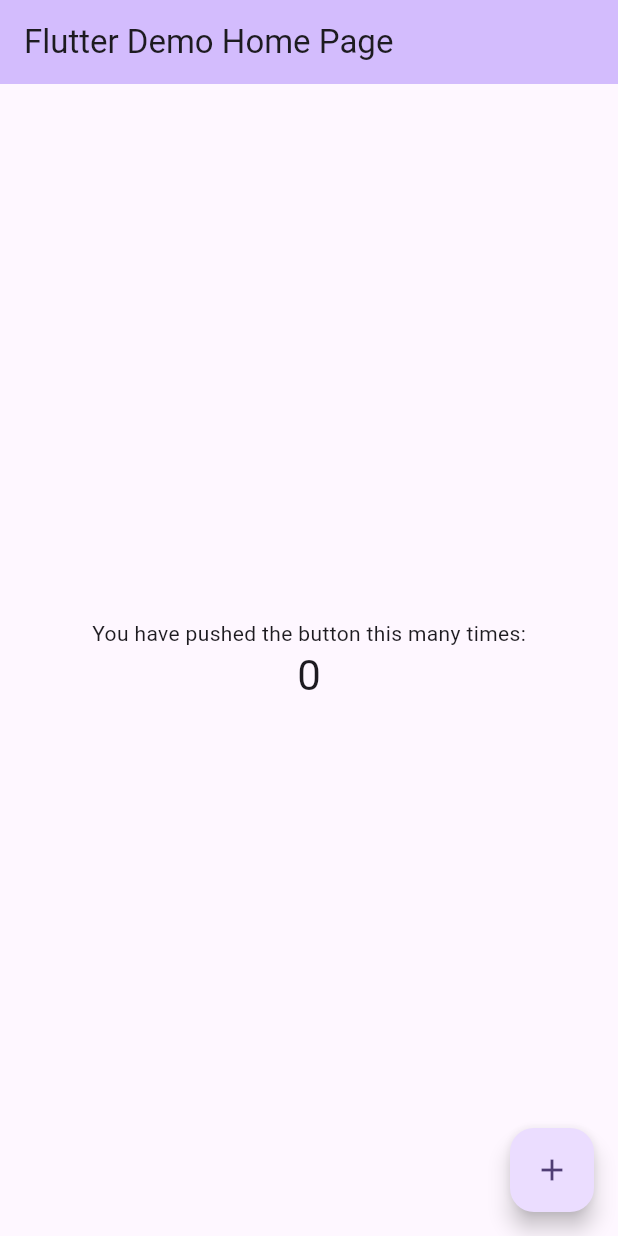
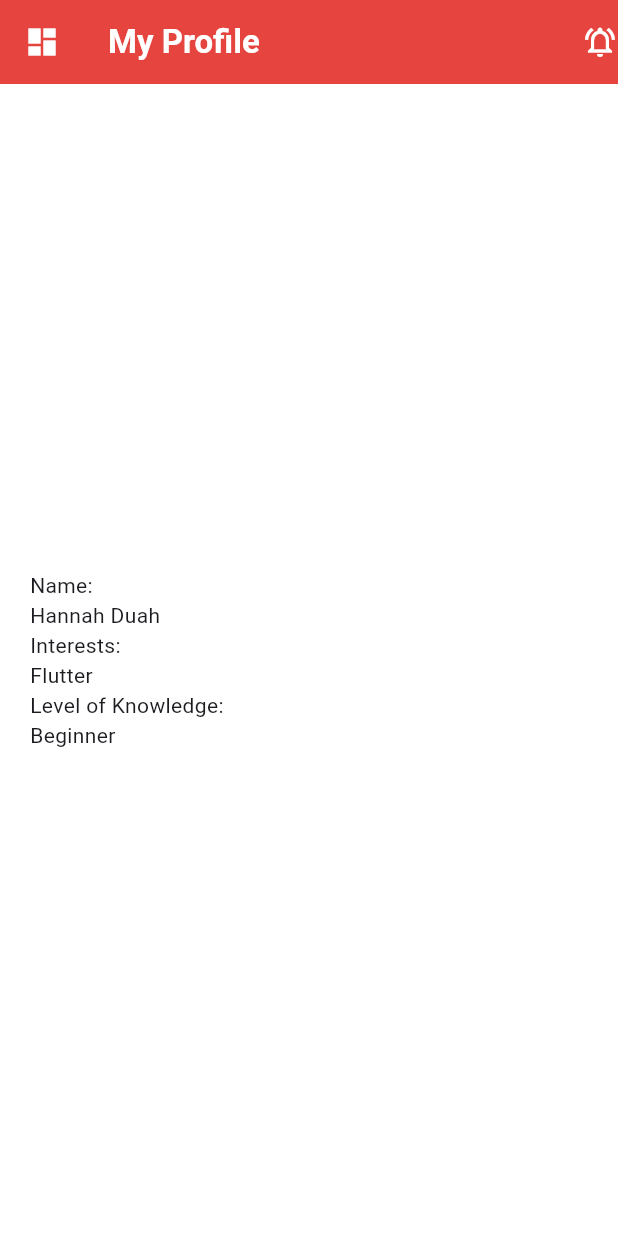
Before and after one commit to handuah/arc_tutorial_app, a Flutter app: the screen it shows after launch, on a phone screen of 412 x 824 dp. Run offline on Flutter 3.47's test engine with Material 3 defaults, Android fonts, the phone set to English and light mode, and no system bars.

Commit message:
column start

```diff
--- a/lib/main.dart
+++ b/lib/main.dart
@@ -12,6 +12,7 @@ class MyApp extends StatelessWidget {
   Widget build(BuildContext context) {
     return MaterialApp(
       title: 'Flutter Demo',
+      debugShowCheckedModeBanner: false,
       theme: ThemeData(
         // This is the theme of your application.
         //
@@ -31,95 +32,60 @@ class MyApp extends StatelessWidget {
         colorScheme: ColorScheme.fromSeed(seedColor: Colors.deepPurple),
         useMaterial3: true,
       ),
-      home: const MyHomePage(title: 'Flutter Demo Home Page'),
+      home: const MyBio(),
     );
   }
 }
 
-class MyHomePage extends StatefulWidget {
-  const MyHomePage({super.key, required this.title});
+// CREATE MYBIO CLASS / WIDGET
 
-  // This widget is the home page of your application. It is stateful, meaning
-  // that it has a State object (defined below) that contains fields that affect
-  // how it looks.
-
-  // This class is the configuration for the state. It holds the values (in this
-  // case the title) provided by the parent (in this case the App widget) and
-  // used by the build method of the State. Fields in a Widget subclass are
-  // always marked "final".
-
-  final String title;
+class MyBio extends StatefulWidget {
+  const MyBio({super.key});
 
   @override
-  State<MyHomePage> createState() => _MyHomePageState();
+  State<MyBio> createState() => _MyBioState();
 }
 
-class _MyHomePageState extends State<MyHomePage> {
-  int _counter = 0;
-
-  void _incrementCounter() {
-    setState(() {
-      // This call to setState tells the Flutter framework that something has
-      // changed in this State, which causes it to rerun the build method below
-      // so that the display can reflect the updated values. If we changed
-      // _counter without calling setState(), then the build method would not be
-      // called again, and so nothing would appear to happen.
-      _counter++;
-    });
-  }
-
+class _MyBioState extends State<MyBio> {
   @override
   Widget build(BuildContext context) {
-    // This method is rerun every time setState is called, for instance as done
-    // by the _incrementCounter method above.
-    //
-    // The Flutter framework has been optimized to make rerunning build methods
-    // fast, so that you can just rebuild anything that needs updating rather
-    // than having to individually change instances of widgets.
     return Scaffold(
+      backgroundColor: Colors.white,
       appBar: AppBar(
-        // TRY THIS: Try changing the color here to a specific color (to
-        // Colors.amber, perhaps?) and trigger a hot reload to see the AppBar
-        // change color while the other colors stay the same.
-        backgroundColor: Theme.of(context).colorScheme.inversePrimary,
-        // Here we take the value from the MyHomePage object that was created by
-        // the App.build method, and use it to set our appbar title.
-        title: Text(widget.title),
-      ),
-      body: Center(
-        // Center is a layout widget. It takes a single child and positions it
-        // in the middle of the parent.
-        child: Column(
-          // Column is also a layout widget. It takes a list of children and
-          // arranges them vertically. By default, it sizes itself to fit its
-          // children horizontally, and tries to be as tall as its parent.
-          //
-          // Column has various properties to control how it sizes itself and
-          // how it positions its children. Here we use mainAxisAlignment to
-          // center the children vertically; the main axis here is the vertical
-          // axis because Columns are vertical (the cross axis would be
-          // horizontal).
-          //
-          // TRY THIS: Invoke "debug painting" (choose the "Toggle Debug Paint"
-          // action in the IDE, or press "p" in the console), to see the
-          // wireframe for each widget.
-          mainAxisAlignment: MainAxisAlignment.center,
-          children: <Widget>[
-            const Text(
-              'You have pushed the button this many times:',
-            ),
-            Text(
-              '$_counter',
-              style: Theme.of(context).textTheme.headlineMedium,
-            ),
-          ],
+        backgroundColor: const Color.fromRGBO(244, 67, 54, 1),
+        leading: const Icon(
+          Icons.dashboard,
+          color: Colors.white,
         ),
-      ),
-      floatingActionButton: FloatingActionButton(
-        onPressed: _incrementCounter,
-        tooltip: 'Increment',
-        child: const Icon(Icons.add),
-      ), // This trailing comma makes auto-formatting nicer for build methods.
+        title: const Text('My Profile',
+        style: TextStyle(
+          color: Colors.white,
+          fontWeight: FontWeight.bold,
+        ),
+        ),
+        actions: const [
+          Icon(
+            Icons.notifications_on_outlined,
+          color: Colors.white,
+          ),
+        ],
+        elevation: 5.0,
+        ),
+        body: const Padding(
+          padding:  EdgeInsets.all(20.0),
+          child: Column(
+            mainAxisAlignment: MainAxisAlignment.center,
+            crossAxisAlignment: CrossAxisAlignment.start,
+            children: [
+              Text('Name:'),
+                Text('Hannah Duah'),
+                 Text('Interests:'),
+                Text('Flutter'),
+                 Text('Level of Knowledge:'),
+                Text('Beginner'),
+            ],
+          ),
+        ),
     );
   }
 }
```
